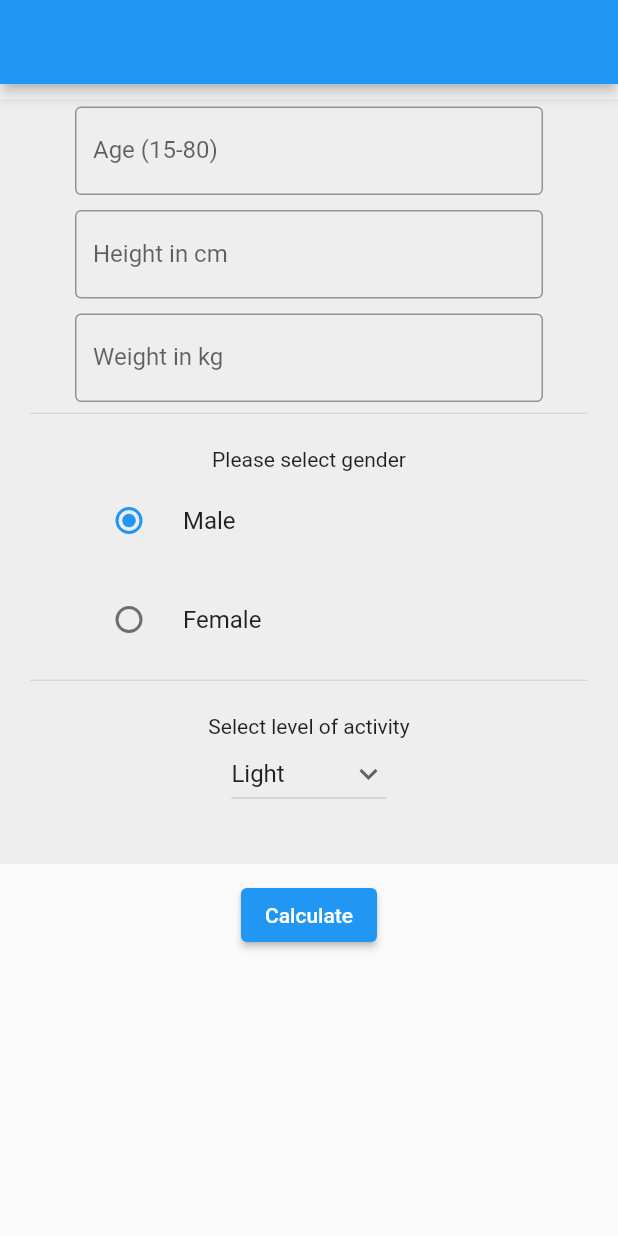
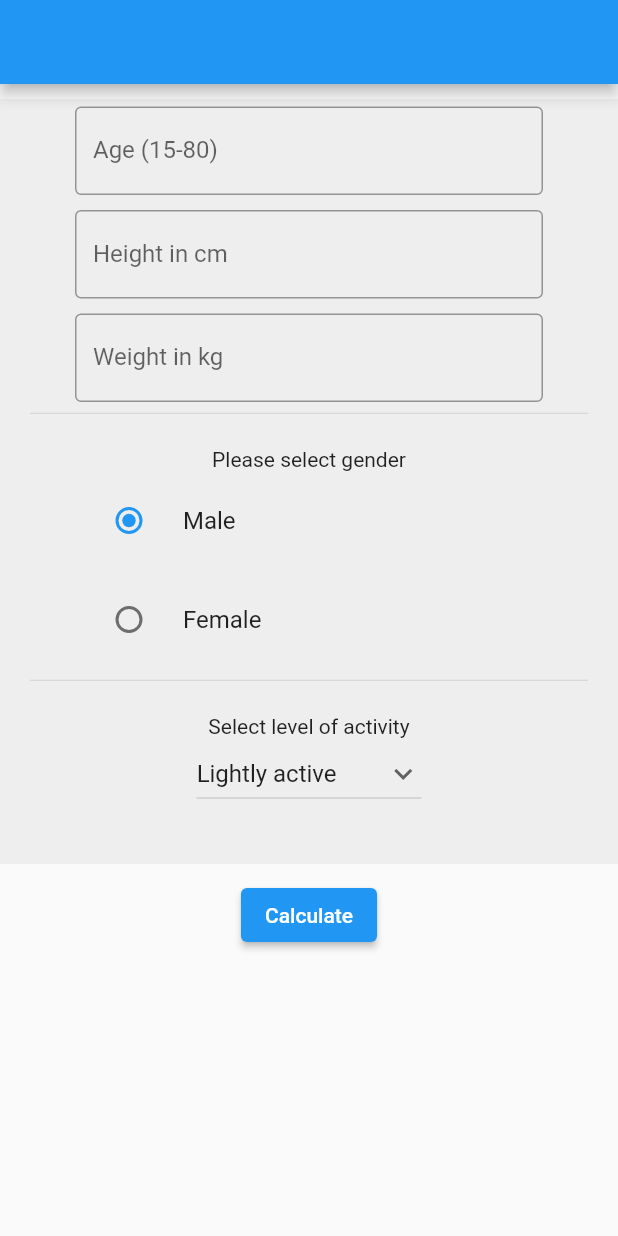
Before and after one commit to LaurenceOfValencia/calorie_tracker_app, a Flutter app: the screen it shows after launch, after a tap on "Calculate", on a phone screen of 412 x 824 dp. Run offline on Flutter 3.47's test engine with Material 2 defaults, Android fonts, the phone set to English and light mode, and no system bars.

```diff
--- a/lib/main.dart
+++ b/lib/main.dart
@@ -24,7 +24,7 @@ TextEditingController ageController = TextEditingController();
 TextEditingController heightController = TextEditingController();
 TextEditingController weightController = TextEditingController();
 var gender = "male";
-String activity = 'Light';
+String activity = 'Lightly active';
 
 class HomePage extends StatefulWidget {
   const HomePage({Key? key}) : super(key: key);
@@ -34,7 +34,13 @@ class HomePage extends StatefulWidget {
 }
 
 class _HomePageState extends State<HomePage> {
-  var items = ['Light', 'Moderate', 'Active', 'Very Active'];
+  var items = [
+    'Sedentary',
+    'Lightly active',
+    'Moderately active',
+    'Active',
+    'Very Active'
+  ];
 
   @override
   Widget build(BuildContext context) {
@@ -148,7 +154,9 @@ class _HomePageState extends State<HomePage> {
           ElevatedButton(
               onPressed: () => {
                     if (int.parse(ageController.text) >= 15 &&
-                        int.parse(ageController.text) <= 80)
+                        int.parse(ageController.text) <= 80 &&
+                        weightController.text.isEmpty == false &&
+                        heightController.text.isEmpty == false)
                       {
                         Navigator.push(
                           context,
```
Also changed, not shown: lib/calorie_tracking.dart (+53 -10 lines).
